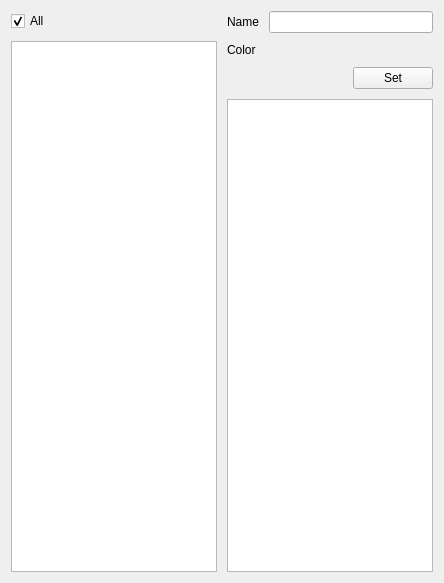
Above: freeview/WindowEditAnnotation.ui from freesurfer/freesurfer before the change. Below: the same form after it.
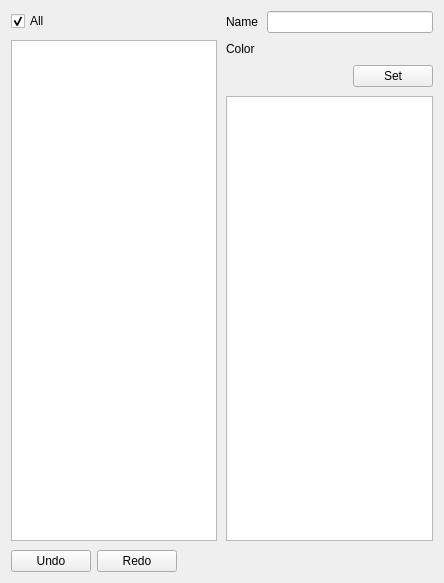
That is the form after the change. Custom widgets are drawn as their Qt base class.

Commit message: Added undo/redo for annotation edit

```diff
--- a/freeview/WindowEditAnnotation.ui
+++ b/freeview/WindowEditAnnotation.ui
@@ -13,11 +13,62 @@
   <property name="windowTitle">
    <string>Edit Annotation</string>
   </property>
-  <layout class="QHBoxLayout" name="horizontalLayout_4">
+  <layout class="QGridLayout" name="gridLayout_2">
    <property name="spacing">
-    <number>10</number>
+    <number>9</number>
    </property>
-   <item>
+   <item row="1" column="0" colspan="2">
+    <widget class="QWidget" name="widget" native="true">
+     <property name="minimumSize">
+      <size>
+       <width>0</width>
+       <height>0</height>
+      </size>
+     </property>
+     <layout class="QHBoxLayout" name="horizontalLayout_4">
+      <property name="leftMargin">
+       <number>0</number>
+      </property>
+      <property name="topMargin">
+       <number>0</number>
+      </property>
+      <property name="rightMargin">
+       <number>0</number>
+      </property>
+      <property name="bottomMargin">
+       <number>0</number>
+      </property>
+      <item>
+       <widget class="QPushButton" name="pushButtonUndo">
+        <property name="text">
+         <string>Undo</string>
+        </property>
+       </widget>
+      </item>
+      <item>
+       <widget class="QPushButton" name="pushButtonRedo">
+        <property name="text">
+         <string>Redo</string>
+        </property>
+       </widget>
+      </item>
+      <item>
+       <spacer name="horizontalSpacer_4">
+        <property name="orientation">
+         <enum>Qt::Horizontal</enum>
+        </property>
+        <property name="sizeHint" stdset="0">
+         <size>
+          <width>40</width>
+          <height>20</height>
+         </size>
+        </property>
+       </spacer>
+      </item>
+     </layout>
+    </widget>
+   </item>
+   <item row="0" column="0">
     <layout class="QVBoxLayout" name="verticalLayout_2">
      <item>
       <layout class="QHBoxLayout" name="horizontalLayout_3">
@@ -66,7 +117,7 @@
      </item>
     </layout>
    </item>
-   <item>
+   <item row="0" column="1">
     <layout class="QVBoxLayout" name="verticalLayout">
      <item>
       <layout class="QGridLayout" name="gridLayout">
```
The commit also changes 4 other files.
